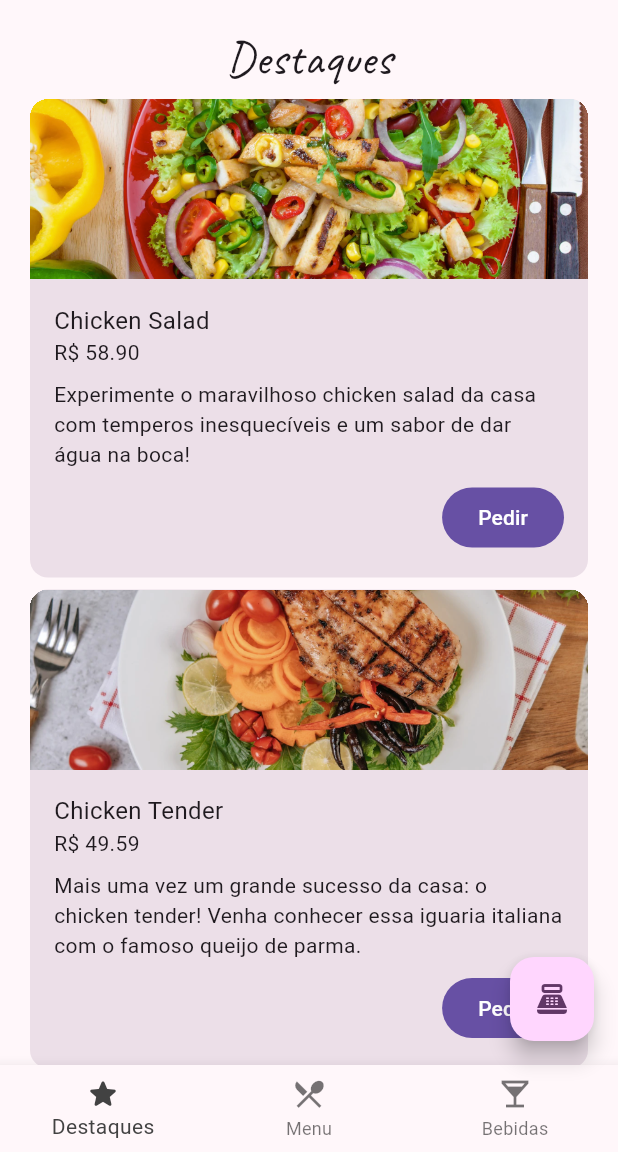
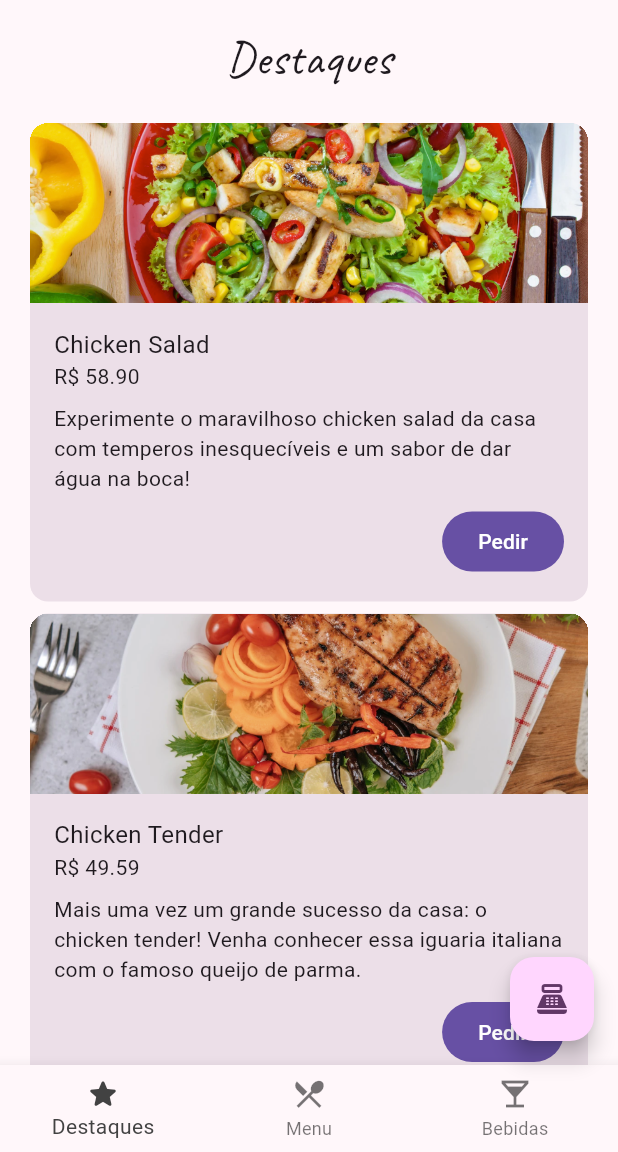
Before and after one commit to TharllysonSilva/Cardapio, a Flutter app: the screen it shows after launch, in the side drawer, after a tap on the "point of sale" icon, on a phone screen of 412 x 824 dp, the part 84-1236 px from its top. Run offline on Flutter 3.47's test engine with Material 2 defaults, Android fonts, the phone set to English and light mode, and no system bars.

Commit message:
alterações necessarias no projeto

```diff
--- a/lib/components/counter_component.dart
+++ b/lib/components/counter_component.dart
@@ -24,7 +24,7 @@ class _CounterComponentState extends State<CounterComponent> {
           child: Container(
             decoration: BoxDecoration(
                 borderRadius: BorderRadius.circular(20),
-                color: AppColors.counterButtonColor),
+            color: AppColors.counterButtonColor),
             child: const Icon(Icons.arrow_drop_up),
           ),
         ),
@@ -39,7 +39,7 @@ class _CounterComponentState extends State<CounterComponent> {
           child: Container(
             decoration: BoxDecoration(
                 borderRadius: BorderRadius.circular(20),
-                color: AppColors.counterButtonColor),
+            color: AppColors.counterButtonColor),
             child: const Icon(Icons.arrow_drop_down),
           ),
         ),
--- a/lib/components/highlight_item.dart
+++ b/lib/components/highlight_item.dart
@@ -2,20 +2,14 @@ import 'package:flutter/material.dart';
 import 'package:panucci_ristorante/themes/app_colors.dart';
 
 class HighlightItem extends StatelessWidget {
-  const HighlightItem(
-      {Key? key,
-      required this.imageURI,
-      required this.itemTitle,
-      required this.itemPrice,
-      required this.itemDescription})
-      : super(key: key);
-  final String imageURI;
-  final String itemTitle;
-  final String itemPrice;
-  final String itemDescription;
+const HighlightItem({ Key? key, required this.imageURI, required this.itemTitle, required this.itemPrice, required this.itemDescription}) : super(key: key);
+final String imageURI;
+final String itemTitle;
+final String itemPrice;
+final String itemDescription;
 
   @override
-  Widget build(BuildContext context) {
+  Widget build(BuildContext context){
     return Card(
       clipBehavior: Clip.hardEdge,
       color: Theme.of(context).colorScheme.surfaceVariant,
@@ -33,11 +27,8 @@ class HighlightItem extends StatelessWidget {
             child: Column(
               crossAxisAlignment: CrossAxisAlignment.stretch,
               children: [
-                Text(
-                  itemTitle,
-                  style: const TextStyle(fontSize: 16),
-                ),
-                Text("R\$ $itemPrice"),
+                Text(itemTitle, style: const TextStyle(fontSize: 16),),
+                Text("R\$ " + itemPrice),
                 Padding(
                   padding: const EdgeInsets.symmetric(vertical: 8.0),
                   child: Text(itemDescription),
--- a/lib/components/main_drawer.dart
+++ b/lib/components/main_drawer.dart
@@ -30,18 +30,13 @@ class MainDrawer extends StatelessWidget {
             ListTile(
               iconColor: AppColors.drawerIconColor,
               onTap: () {
-              Navigator.push(
-                context,
-                MaterialPageRoute(
-                  builder: ((context) {
+                Navigator.push(context, MaterialPageRoute(builder: ((context) {
                   return const Home();
-                  }),
-                ),
-              );
+                })));
               },
-            title: const Row(
+              title: Row(
                   mainAxisAlignment: MainAxisAlignment.spaceBetween,
-              children: <Widget>[
+                  children: const <Widget>[
                     Icon(Icons.receipt_long),
                     Expanded(
                         child: Padding(
@@ -55,16 +50,15 @@ class MainDrawer extends StatelessWidget {
                       "100+",
                       style: TextStyle(fontWeight: FontWeight.w700),
                     )
-              ],
-            ),
+                  ]),
             ),
             ListTile(
               iconColor: AppColors.drawerIconColor,
               textColor: AppColors.drawerFontColor,
               onTap: () {},
-            title: const Row(
+              title: Row(
                   mainAxisAlignment: MainAxisAlignment.spaceBetween,
-              children: <Widget>[
+                  children: const <Widget>[
                     Icon(Icons.fact_check_outlined),
                     Expanded(
                         child: Padding(
@@ -73,13 +67,10 @@ class MainDrawer extends StatelessWidget {
                         "Todos os pedidos",
                         style: TextStyle(fontWeight: FontWeight.w700),
                       ),
-                  ),
-                ),
+                    )),
+                  ]),
+            )
           ],
-            ),
-          ),
-        ],
-      ),
-    );
+        ));
   }
 }
--- a/lib/components/order_item.dart
+++ b/lib/components/order_item.dart
@@ -27,10 +27,13 @@ class _OrderItemState extends State<OrderItem> {
         mainAxisAlignment: MainAxisAlignment.spaceBetween,
         children: <Widget>[
           Image(
+            width: 80,
+            height: 80,
             image: AssetImage(widget.imageURI),
             fit: BoxFit.cover,
           ),
-          Padding(
+          Expanded(
+            child: Padding(
               padding: const EdgeInsets.symmetric(horizontal: 16.0),
               child: Column(
                 crossAxisAlignment: CrossAxisAlignment.start,
@@ -38,6 +41,7 @@ class _OrderItemState extends State<OrderItem> {
                   Text(widget.itemTitle),
                   Text(widget.itemPrice),
                 ],
+              ),
             ),
           ),
           const Padding(
--- a/lib/components/payment_method.dart
+++ b/lib/components/payment_method.dart
@@ -11,7 +11,8 @@ const PaymentMethod({ Key? key }) : super(key: key);
           width: 30,
           image: AssetImage("assets/images/visa.png"),
         ),
-        Padding(
+        Expanded(
+          child: Padding(
             padding: const EdgeInsets.symmetric(horizontal: 16.0),
             child: Column(
               crossAxisAlignment: CrossAxisAlignment.start,
@@ -21,6 +22,7 @@ const PaymentMethod({ Key? key }) : super(key: key);
               ],
             ),
           ),
+        ),
         const Icon(Icons.arrow_forward_ios),
     ],);
   }
--- a/lib/components/payment_total.dart
+++ b/lib/components/payment_total.dart
@@ -45,9 +45,9 @@ class PaymentTotal extends StatelessWidget {
         ElevatedButton(
           onPressed: () {},
           style: AppColors.buttonStyle,
-          child: const Row(
+          child: Row(
               mainAxisAlignment: MainAxisAlignment.center,
-              children: <Widget>[
+              children: const <Widget>[
                 Padding(
                   padding: EdgeInsets.only(right: 8.0),
                   child: Icon(Icons.account_balance_wallet),
--- a/lib/main.dart
+++ b/lib/main.dart
@@ -6,15 +6,14 @@ void main() {
 }
 
 class PanucciRistorante extends StatelessWidget {
-  const PanucciRistorante({Key? key}) : super(key: key);
+const PanucciRistorante({ Key? key }) : super(key: key);
 
   @override
-  Widget build(BuildContext context) {
+  Widget build(BuildContext context){
     return MaterialApp(
-      debugShowCheckedModeBanner: false,
       title: "Panucci Ristorante",
       theme: ThemeData(colorSchemeSeed: Colors.purple, useMaterial3: true),
-      home: const Home(),
+      home: const Home()
     );
   }
 }
--- a/lib/screens/highlights.dart
+++ b/lib/screens/highlights.dart
@@ -3,37 +3,53 @@ import 'package:panucci_ristorante/cardapio.dart';
 import 'package:panucci_ristorante/components/highlight_item.dart';
 
 class Highlights extends StatelessWidget {
-  const Highlights({Key? key}) : super(key: key);
-
+const Highlights({ Key? key }) : super(key: key);
   final List items = destaques;
-
   @override
-  Widget build(BuildContext context) {
+  Widget build(BuildContext context){
     return Padding(
-      padding: const EdgeInsets.fromLTRB(16.0, 16.0, 16.0, 0),
+      padding: const EdgeInsets.fromLTRB(16.0, 16.0, 16.0, 0.0),
       child: CustomScrollView(
         slivers: <Widget>[
-          const SliverToBoxAdapter(
-            child: Text(
-              "Destaques",
-              style: TextStyle(fontFamily: "Caveat", fontSize: 32),
-              textAlign: TextAlign.center,
-            ),
-          ),
-          SliverList(
-            delegate: SliverChildBuilderDelegate(
-              (context, index) {
-                return HighlightItem(
-                    imageURI: items[index]["image"],
-                    itemTitle: items[index]["name"],
-                    itemPrice: items[index]["price"],
-                    itemDescription: items[index]["description"]);
-              },
-              childCount: items.length,
-            ),
-          )
+          const SliverToBoxAdapter(child: Padding(
+            padding: EdgeInsets.only(bottom: 16.0),
+            child: Text("Destaques", style: TextStyle(fontFamily: "Caveat", fontSize: 32), textAlign: TextAlign.center,),
+          )),
+          MediaQuery.of(context).orientation == Orientation.landscape ? _landscapeList() : _portraitList()
         ],
       ),
     );
   }
 }
+
+class _portraitList extends StatelessWidget {
+const _portraitList({ Key? key }) : super(key: key);
+
+  final List items = destaques;
+  @override
+  Widget build(BuildContext context){
+    return SliverList(delegate: SliverChildBuilderDelegate((context, index) {
+            return HighlightItem(imageURI: items[index]['image'], itemTitle: items[index]['name'], itemPrice: items[index]['price'], itemDescription: items[index]['description']);
+          },
+          childCount: items.length,
+          ));
+  }
+}
+
+class _landscapeList extends StatelessWidget {
+const _landscapeList({ Key? key }) : super(key: key);
+
+  final List items = destaques;
+  @override
+  Widget build(BuildContext context){
+    return SliverGrid(delegate: SliverChildBuilderDelegate((context, index) {
+      return HighlightItem(imageURI: items[index]['image'], itemTitle: items[index]['name'], itemPrice: items[index]['price'], itemDescription: items[index]['description']);
+        }, childCount: items.length),
+        gridDelegate: SliverGridDelegateWithFixedCrossAxisCount(
+          crossAxisCount: 2,
+          crossAxisSpacing: 8,
+          mainAxisSpacing: 8,
+          childAspectRatio: 1.2,
+        ));
+  }
+}
--- a/lib/screens/home.dart
+++ b/lib/screens/home.dart
@@ -1,5 +1,8 @@
 import 'package:flutter/material.dart';
 import 'package:panucci_ristorante/components/main_drawer.dart';
+import 'package:panucci_ristorante/screens/checkout.dart';
+import 'package:panucci_ristorante/screens/drink_menu.dart';
+import 'package:panucci_ristorante/screens/food_menu.dart';
 import 'package:panucci_ristorante/screens/highlights.dart';
 import 'package:panucci_ristorante/themes/app_colors.dart';
 
@@ -14,6 +17,7 @@ class _HomeState extends State<Home> {
   int _currentPage = 0;
   @override
   Widget build(BuildContext context) {
+    final List<Widget> pages = [Highlights(), FoodMenu(), DrinkMenu()];
     return Scaffold(
       appBar: AppBar(
         title: const Text("Ristorante Panucci"),
@@ -30,9 +34,9 @@ class _HomeState extends State<Home> {
         centerTitle: true,
       ),
       floatingActionButton: FloatingActionButton(
-        onPressed: () {
+        onPressed: (){
           Navigator.push(context, MaterialPageRoute(builder: (context) {
-            return const Home();
+            return const Checkout();
           }));
         },
         child: const Icon(Icons.point_of_sale),
@@ -61,7 +65,7 @@ class _HomeState extends State<Home> {
           });
         },
       ),
-      body: const Highlights(),
+      body: pages.elementAt(_currentPage),
     );
   }
 }
```
Also changed, not shown: lib/components/drink_item.dart (+9 -15 lines), lib/components/food_item.dart (+6 -13 lines), lib/screens/checkout.dart (added, +51 -0 lines), lib/screens/drink_menu.dart (added, +35 -0 lines), lib/screens/food_menu.dart (added, +27 -0 lines), 1 other file. Lines whose indentation alone changed are shown as unchanged.
